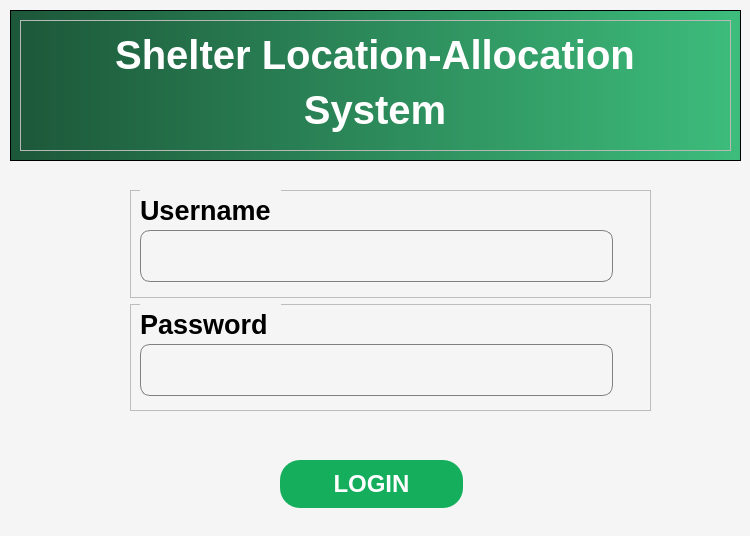
First picture: the form in FE/login.ui, repository Lucianono/ShelterAlloc_Thesis, before the edit.
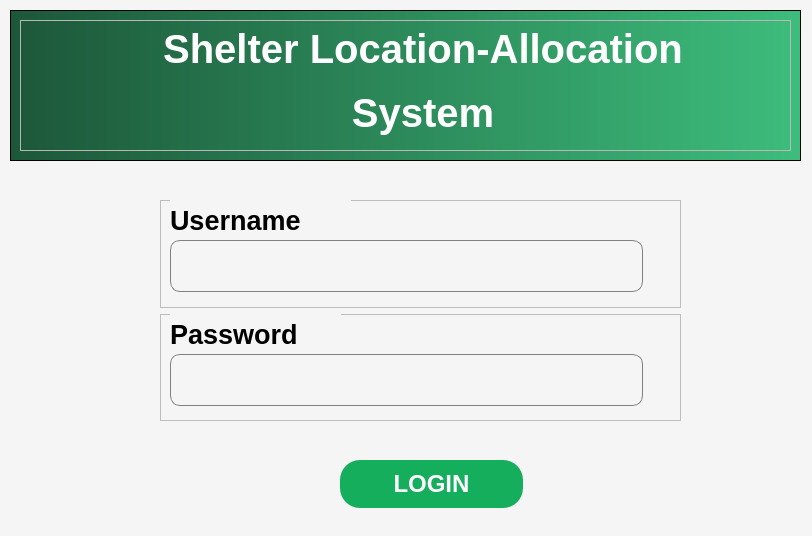
Second picture: the form after the edit.

Commit message: feat: fixed login ui

The edit to the form file:
```diff
--- a/FE/login.ui
+++ b/FE/login.ui
@@ -6,7 +6,7 @@
    <rect>
     <x>0</x>
     <y>0</y>
-    <width>750</width>
+    <width>812</width>
     <height>536</height>
    </rect>
   </property>
@@ -27,7 +27,7 @@
     <rect>
      <x>10</x>
      <y>10</y>
-     <width>731</width>
+     <width>791</width>
      <height>151</height>
     </rect>
    </property>
@@ -36,7 +36,7 @@
      <rect>
       <x>0</x>
       <y>0</y>
-      <width>731</width>
+      <width>791</width>
       <height>151</height>
      </rect>
     </property>
@@ -69,10 +69,10 @@
        <widget class="QWidget" name="layoutWidget">
         <property name="geometry">
          <rect>
-          <x>80</x>
-          <y>10</y>
-          <width>550</width>
-          <height>104</height>
+          <x>60</x>
+          <y>0</y>
+          <width>686</width>
+          <height>121</height>
          </rect>
         </property>
         <layout class="QVBoxLayout" name="verticalLayout">
@@ -120,7 +120,7 @@
   <widget class="QPushButton" name="pushButton">
    <property name="geometry">
     <rect>
-     <x>280</x>
+     <x>340</x>
      <y>460</y>
      <width>183</width>
      <height>48</height>
@@ -154,8 +154,8 @@
   <widget class="QWidget" name="layoutWidget">
    <property name="geometry">
     <rect>
-     <x>130</x>
-     <y>190</y>
+     <x>160</x>
+     <y>200</y>
      <width>521</width>
      <height>221</height>
     </rect>
@@ -174,7 +174,7 @@
         <rect>
          <x>10</x>
          <y>0</y>
-         <width>141</width>
+         <width>181</width>
          <height>41</height>
         </rect>
        </property>
@@ -220,7 +220,7 @@
         <rect>
          <x>10</x>
          <y>0</y>
-         <width>141</width>
+         <width>171</width>
          <height>41</height>
         </rect>
        </property>
```
